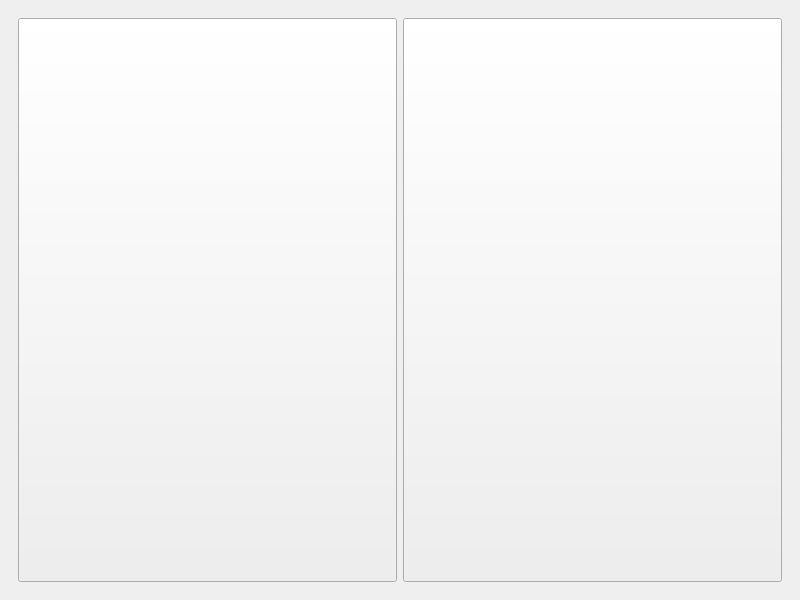
TithSambath/Game-XO, file game.ui: the form before one commit.
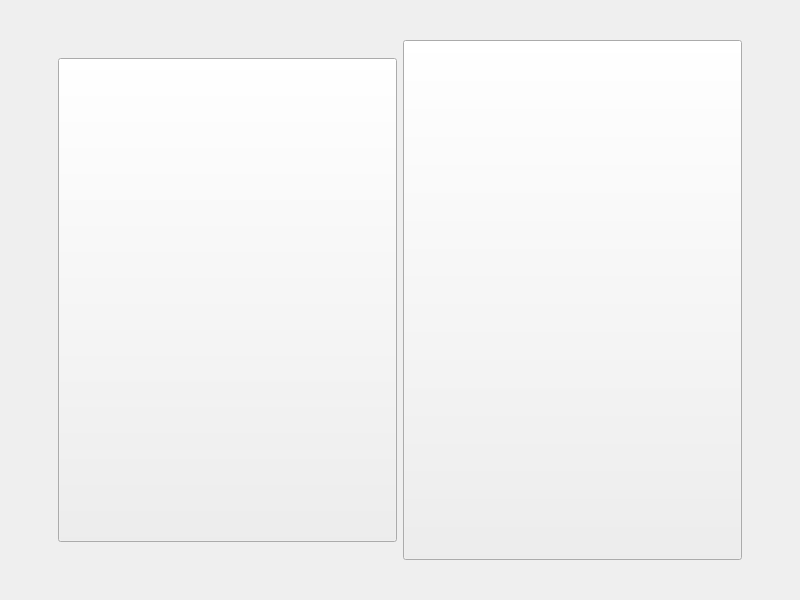
The form after the commit. The open tabs and pages were chosen to show the change. Icons and pictures are not drawn.

Commit message: New feature on button page 2. and delete int clickcount.

```diff
--- a/game.ui
+++ b/game.ui
@@ -13,6 +13,9 @@
   <property name="windowTitle">
    <string>MainWindow</string>
   </property>
+  <property name="styleSheet">
+   <string notr="true"/>
+  </property>
   <widget class="QWidget" name="Background">
    <property name="styleSheet">
     <string notr="true">border-image: url(:/interface background.jpg);</string>
@@ -23,6 +26,9 @@
       <property name="enabled">
        <bool>true</bool>
       </property>
+      <property name="styleSheet">
+       <string notr="true">border-image: url(:/1600x500-blank-png.png);</string>
+      </property>
       <property name="currentIndex">
        <number>0</number>
       </property>
@@ -290,11 +296,59 @@
       <widget class="QWidget" name="page_2">
        <layout class="QGridLayout" name="gridLayout_3">
         <item row="0" column="0">
+         <spacer name="horizontalSpacer_2">
+          <property name="orientation">
+           <enum>Qt::Horizontal</enum>
+          </property>
+          <property name="sizeType">
+           <enum>QSizePolicy::Maximum</enum>
+          </property>
+          <property name="sizeHint" stdset="0">
+           <size>
+            <width>40</width>
+            <height>20</height>
+           </size>
+          </property>
+         </spacer>
+        </item>
+        <item row="0" column="2">
+         <spacer name="horizontalSpacer">
+          <property name="orientation">
+           <enum>Qt::Horizontal</enum>
+          </property>
+          <property name="sizeType">
+           <enum>QSizePolicy::Maximum</enum>
+          </property>
+          <property name="sizeHint" stdset="0">
+           <size>
+            <width>40</width>
+            <height>20</height>
+           </size>
+          </property>
+         </spacer>
+        </item>
+        <item row="0" column="1">
          <layout class="QHBoxLayout" name="horizontalLayout_2">
           <item>
            <layout class="QHBoxLayout" name="horizontalLayout_5">
             <item>
              <layout class="QVBoxLayout" name="verticalLayout">
+              <item>
+               <spacer name="verticalSpacer_2">
+                <property name="orientation">
+                 <enum>Qt::Vertical</enum>
+                </property>
+                <property name="sizeType">
+                 <enum>QSizePolicy::Maximum</enum>
+                </property>
+                <property name="sizeHint" stdset="0">
+                 <size>
+                  <width>20</width>
+                  <height>40</height>
+                 </size>
+                </property>
+               </spacer>
+              </item>
               <item>
                <widget class="QPushButton" name="Solo_Button">
                 <property name="sizePolicy">
@@ -316,8 +370,11 @@
                  <enum>Qt::LeftToRight</enum>
                 </property>
                 <property name="styleSheet">
-                 <string notr="true">border-image: url(:/1600x500-blank-png.png);
-image: url(:/PvP.png);
+                 <string notr="true">QPushButton
+{
+image: url(:/PvP.png);max-width: 512px;max-height: 512px;
+}
+QPushButton:hover {image: url(:/PvP.png);border-width: 20%}
 
 
 </string>
@@ -330,6 +387,22 @@
                 </property>
                </widget>
               </item>
+              <item>
+               <spacer name="verticalSpacer_3">
+                <property name="orientation">
+                 <enum>Qt::Vertical</enum>
+                </property>
+                <property name="sizeType">
+                 <enum>QSizePolicy::Maximum</enum>
+                </property>
+                <property name="sizeHint" stdset="0">
+                 <size>
+                  <width>20</width>
+                  <height>40</height>
+                 </size>
+                </property>
+               </spacer>
+              </item>
              </layout>
             </item>
            </layout>
@@ -338,6 +411,22 @@
            <layout class="QHBoxLayout" name="horizontalLayout_6">
             <item>
              <layout class="QVBoxLayout" name="verticalLayout_2">
+              <item>
+               <spacer name="verticalSpacer_4">
+                <property name="orientation">
+                 <enum>Qt::Vertical</enum>
+                </property>
+                <property name="sizeType">
+                 <enum>QSizePolicy::Maximum</enum>
+                </property>
+                <property name="sizeHint" stdset="0">
+                 <size>
+                  <width>20</width>
+                  <height>40</height>
+                 </size>
+                </property>
+               </spacer>
+              </item>
               <item>
                <widget class="QPushButton" name="Dual_button">
                 <property name="sizePolicy">
@@ -356,8 +445,12 @@
                  </font>
                 </property>
                 <property name="styleSheet">
-                 <string notr="true">border-image: url(:/1600x500-blank-png.png);
-image: url(:/PvC.png);
+                 <string notr="true">
+QPushButton
+{
+image: url(:/PvC.png);max-width:512px;height:512px;
+}
+QPushButton:hover {image: url(:/PvC.png);border-width: 20%}
 </string>
                 </property>
                 <property name="text">
@@ -365,6 +458,22 @@
                 </property>
                </widget>
               </item>
+              <item>
+               <spacer name="verticalSpacer_5">
+                <property name="orientation">
+                 <enum>Qt::Vertical</enum>
+                </property>
+                <property name="sizeType">
+                 <enum>QSizePolicy::Maximum</enum>
+                </property>
+                <property name="sizeHint" stdset="0">
+                 <size>
+                  <width>20</width>
+                  <height>40</height>
+                 </size>
+                </property>
+               </spacer>
+              </item>
              </layout>
             </item>
            </layout>
```
Left out of the diff: 2 changed lines with no effect on the pictures. The commit also changes 1 other file.
